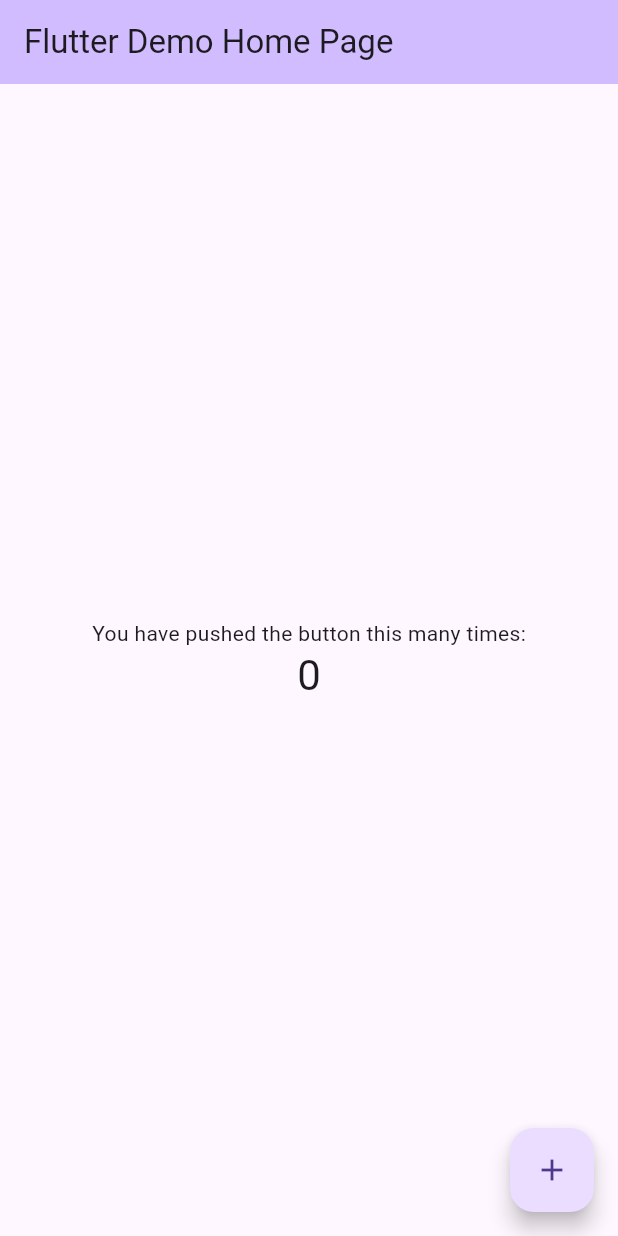
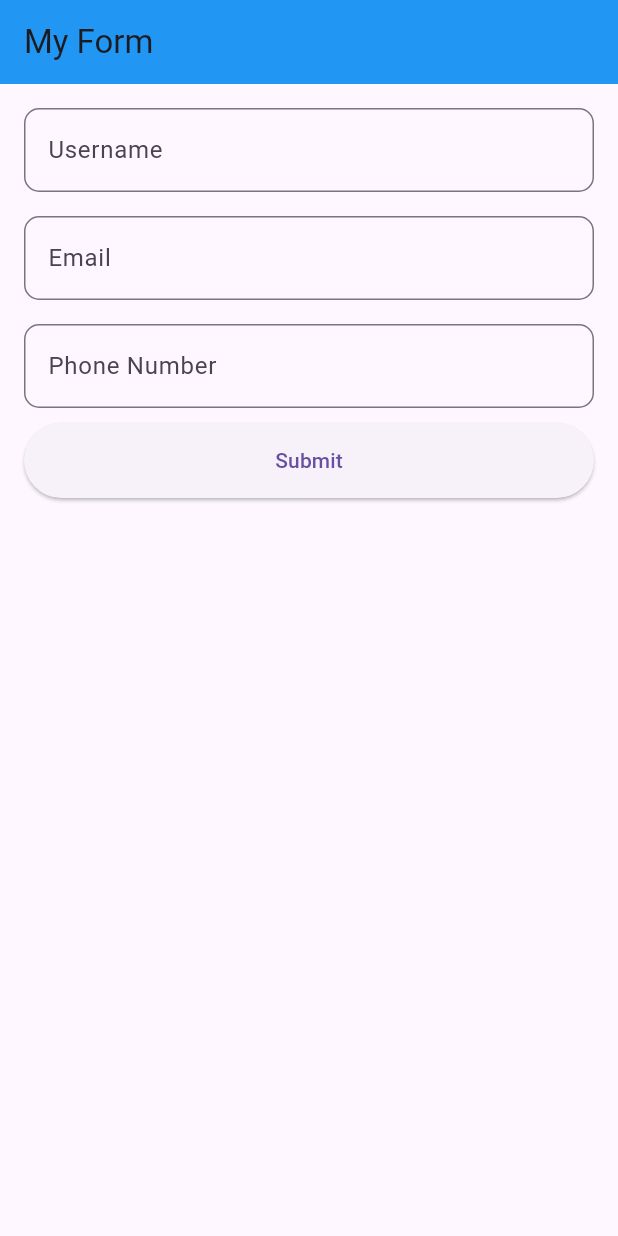
Before and after one commit to munacodes/Expenses_Tracker, a Flutter app: the screen it shows after launch, on a phone screen of 412 x 824 dp. Run offline on Flutter 3.47's test engine with Material 3 defaults, Android fonts, the phone set to English and light mode, and no system bars.

Commit message:
sign up user

```diff
--- a/lib/main.dart
+++ b/lib/main.dart
@@ -1,3 +1,5 @@
+import 'package:expenses_tracker/home_screen.dart';
+import 'package:expenses_tracker/sign_up.dart';
 import 'package:flutter/material.dart';
 
 void main() {
@@ -11,99 +13,12 @@ class MyApp extends StatelessWidget {
   @override
   Widget build(BuildContext context) {
     return MaterialApp(
-      title: 'Flutter Demo',
+      debugShowCheckedModeBanner: false,
+      title: 'Budget Tracker',
       theme: ThemeData(
         primarySwatch: Colors.blue,
       ),
-      home: const MyHomePage(title: 'Flutter Demo Home Page'),
+      home: MyForm(),
     );
   }
 }
-
-class MyHomePage extends StatefulWidget {
-  const MyHomePage({super.key, required this.title});
-
-  // This widget is the home page of your application. It is stateful, meaning
-  // that it has a State object (defined below) that contains fields that affect
-  // how it looks.
-
-  // This class is the configuration for the state. It holds the values (in this
-  // case the title) provided by the parent (in this case the App widget) and
-  // used by the build method of the State. Fields in a Widget subclass are
-  // always marked "final".
-
-  final String title;
-
-  @override
-  State<MyHomePage> createState() => _MyHomePageState();
-}
-
-class _MyHomePageState extends State<MyHomePage> {
-  int _counter = 0;
-
-  void _incrementCounter() {
-    setState(() {
-      // This call to setState tells the Flutter framework that something has
-      // changed in this State, which causes it to rerun the build method below
-      // so that the display can reflect the updated values. If we changed
-      // _counter without calling setState(), then the build method would not be
-      // called again, and so nothing would appear to happen.
-      _counter++;
-    });
-  }
-
-  @override
-  Widget build(BuildContext context) {
-    // This method is rerun every time setState is called, for instance as done
-    // by the _incrementCounter method above.
-    //
-    // The Flutter framework has been optimized to make rerunning build methods
-    // fast, so that you can just rebuild anything that needs updating rather
-    // than having to individually change instances of widgets.
-    return Scaffold(
-      appBar: AppBar(
-        // TRY THIS: Try changing the color here to a specific color (to
-        // Colors.amber, perhaps?) and trigger a hot reload to see the AppBar
-        // change color while the other colors stay the same.
-        backgroundColor: Theme.of(context).colorScheme.inversePrimary,
-        // Here we take the value from the MyHomePage object that was created by
-        // the App.build method, and use it to set our appbar title.
-        title: Text(widget.title),
-      ),
-      body: Center(
-        // Center is a layout widget. It takes a single child and positions it
-        // in the middle of the parent.
-        child: Column(
-          // Column is also a layout widget. It takes a list of children and
-          // arranges them vertically. By default, it sizes itself to fit its
-          // children horizontally, and tries to be as tall as its parent.
-          //
-          // Column has various properties to control how it sizes itself and
-          // how it positions its children. Here we use mainAxisAlignment to
-          // center the children vertically; the main axis here is the vertical
-          // axis because Columns are vertical (the cross axis would be
-          // horizontal).
-          //
-          // TRY THIS: Invoke "debug painting" (choose the "Toggle Debug Paint"
-          // action in the IDE, or press "p" in the console), to see the
-          // wireframe for each widget.
-          mainAxisAlignment: MainAxisAlignment.center,
-          children: <Widget>[
-            const Text(
-              'You have pushed the button this many times:',
-            ),
-            Text(
-              '$_counter',
-              style: Theme.of(context).textTheme.headlineMedium,
-            ),
-          ],
-        ),
-      ),
-      floatingActionButton: FloatingActionButton(
-        onPressed: _incrementCounter,
-        tooltip: 'Increment',
-        child: const Icon(Icons.add),
-      ), // This trailing comma makes auto-formatting nicer for build methods.
-    );
-  }
-}
--- /dev/null
+++ b/lib/sign_up.dart
@@ -0,0 +1,103 @@
+import 'package:flutter/material.dart';
+
+class MyForm extends StatelessWidget {
+  MyForm({super.key});
+
+  final GlobalKey<FormState> _formKey = GlobalKey<FormState>();
+
+  void _submitForm() {
+    if (_formKey.currentState!.validate()) {
+      ScaffoldMessenger.of(_formKey.currentContext!).showSnackBar(
+        const SnackBar(
+          content: Text('Form submitted successfully'),
+        ),
+      );
+    }
+  }
+
+  String? _validateEmail(value) {
+    if (value!.isEmpty) {
+      return 'Please enter an email';
+    }
+    RegExp emailRegExp = RegExp(r'^[\w-\.]+@([\w-]+\.)+[\w-]{2,4}$');
+    if (!emailRegExp.hasMatch(value)) {
+      return 'Please enter a valid email';
+    }
+    return null;
+  }
+
+  String? _validatePhoneNumber(value) {
+    if (value!.isEmpty) {
+      return 'Please enter a phone number';
+    }
+    if (value.length != 11) {
+      return 'Please enter a 11-digit phone number';
+    }
+  }
+
+  @override
+  Widget build(BuildContext context) {
+    return Scaffold(
+      appBar: AppBar(
+        backgroundColor: Colors.blue,
+        title: const Text('My Form'),
+      ),
+      body: Padding(
+        padding: const EdgeInsets.all(16.0),
+        child: Form(
+          key: _formKey,
+          child: Column(
+            children: [
+              TextFormField(
+                autovalidateMode: AutovalidateMode.onUserInteraction,
+                decoration: InputDecoration(
+                  labelText: 'Username',
+                  border: OutlineInputBorder(
+                    borderRadius: BorderRadius.circular(10),
+                  ),
+                ),
+                validator: (value) {
+                  if (value!.isEmpty) {
+                    return 'Please enter a username';
+                  }
+                  return null;
+                },
+              ),
+              const SizedBox(height: 16),
+              TextFormField(
+                autovalidateMode: AutovalidateMode.onUserInteraction,
+                decoration: InputDecoration(
+                  labelText: 'Email',
+                  border: OutlineInputBorder(
+                    borderRadius: BorderRadius.circular(10),
+                  ),
+                ),
+                validator: _validateEmail,
+              ),
+              const SizedBox(height: 16),
+              TextFormField(
+                autovalidateMode: AutovalidateMode.onUserInteraction,
+                decoration: InputDecoration(
+                  labelText: 'Phone Number',
+                  border: OutlineInputBorder(
+                    borderRadius: BorderRadius.circular(10),
+                  ),
+                ),
+                validator: _validatePhoneNumber,
+              ),
+              const SizedBox(height: 10),
+              Container(
+                height: 50,
+                width: double.infinity,
+                child: ElevatedButton(
+                  onPressed: _submitForm,
+                  child: const Text('Submit'),
+                ),
+              ),
+            ],
+          ),
+        ),
+      ),
+    );
+  }
+}
```
Also changed, not shown: 1 other file.
